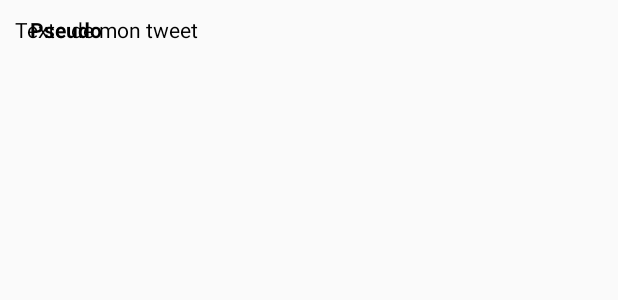
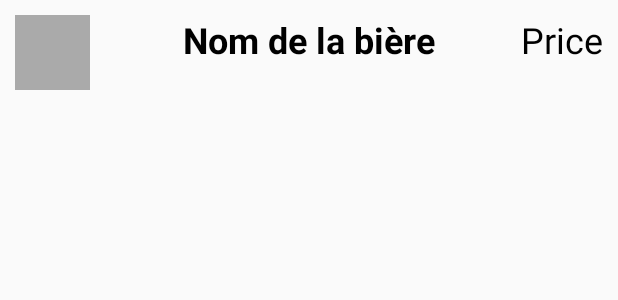
Before and after one commit to msieczkowski/AndroBeer, an Android app: the layout row.xml on its own in the app's theme, with its tools: preview values and no code run, on a phone screen of 412 x 824 dp. Shown: the top 300 px of the screen. Run offline under Robolectric (Android 15) with nearby library versions, the phone set to English and light mode, and no system bars; network calls fail.

Commit message:
ajout image bouteille

```diff
--- a/app/build.gradle
+++ b/app/build.gradle
@@ -27,5 +27,6 @@ dependencies {
     compile 'com.mcxiaoke.volley:library:1.0.19'
     compile 'com.android.support:appcompat-v7:26.+'
     compile 'com.android.support.constraint:constraint-layout:1.0.2'
+    compile 'com.squareup.picasso:picasso:2.5.2'
     testCompile 'junit:junit:4.12'
 }
--- a/app/src/main/java/com/example/lp/beer/MainActivity.java
+++ b/app/src/main/java/com/example/lp/beer/MainActivity.java
@@ -108,7 +108,8 @@ public class MainActivity extends AppCompatActivity {
                                     String Origin = jsonObj.get("origin").toString();
                                     String Price = jsonObj.get("price").toString();
                                     String Type = jsonObj.get("type").toString();
-                                    Beer aBeer = new Beer(Id, Name, Degree, Description, Origin, Price, Type);
+                                    String ImgUrl = jsonObj.get("img_url").toString();
+                                    Beer aBeer = new Beer(Id, Name, Degree, Description, Origin, Price, Type, ImgUrl);
                                     addBeerToList(aBeer);
                                     //addToRepoList(Name, Price);
                                 } catch (JSONException e) {
--- a/app/src/main/res/layout/row.xml
+++ b/app/src/main/res/layout/row.xml
@@ -1,8 +1,27 @@
 <?xml version="1.0" encoding="utf-8"?>
 <RelativeLayout xmlns:android="http://schemas.android.com/apk/res/android" xmlns:tools="http://schemas.android.com/tools" android:layout_width="match_parent" android:layout_height="match_parent" android:padding="10dp" >
+    <ImageView android:id="@+id/image" android:layout_width="50dp" android:layout_height="50dp" tools:background="#AAA" />
 
-    <TextView android:id="@+id/name" android:layout_width="wrap_content" android:layout_height="wrap_content" android:textColor="@android:color/black" android:layout_marginLeft="10dp" android:layout_toRightOf="@+id/avatar" android:layout_alignTop="@+id/avatar" android:textStyle="bold" tools:text="Pseudo" />
+    <TextView
+        android:id="@+id/name"
+        android:layout_width="wrap_content"
+        android:layout_height="wrap_content"
+        android:layout_marginLeft="10dp"
+        android:textColor="@android:color/black"
+        android:textSize="24sp"
+        android:textStyle="bold"
+        tools:text="Nom de la bière"
+        android:layout_alignParentTop="true"
+        android:layout_centerHorizontal="true" />
 
-    <TextView android:id="@+id/price" android:layout_width="wrap_content" android:layout_height="wrap_content" android:textColor="@android:color/black" android:layout_alignLeft="@+id/pseudo" android:layout_below="@+id/pseudo" tools:text="Texte de mon tweet" />
+    <TextView
+        android:id="@+id/price"
+        android:layout_width="wrap_content"
+        android:layout_height="wrap_content"
+        android:textColor="@android:color/black"
+        android:textSize="24sp"
+        tools:text="Price"
+        android:layout_alignParentTop="true"
+        android:layout_alignParentEnd="true" />
 
 </RelativeLayout>
```
Also changed, not shown: app/src/main/java/com/example/lp/beer/Beer.java (+11 -1 lines), app/src/main/java/com/example/lp/beer/BeerAdapter.java (+8 -1 lines).
